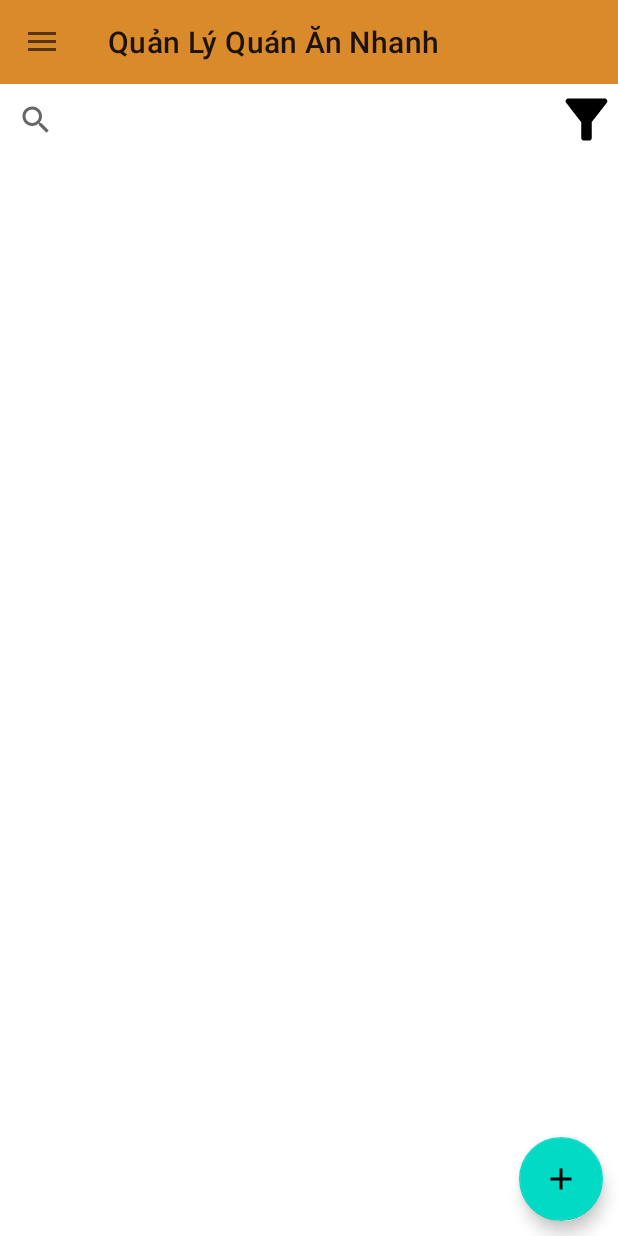
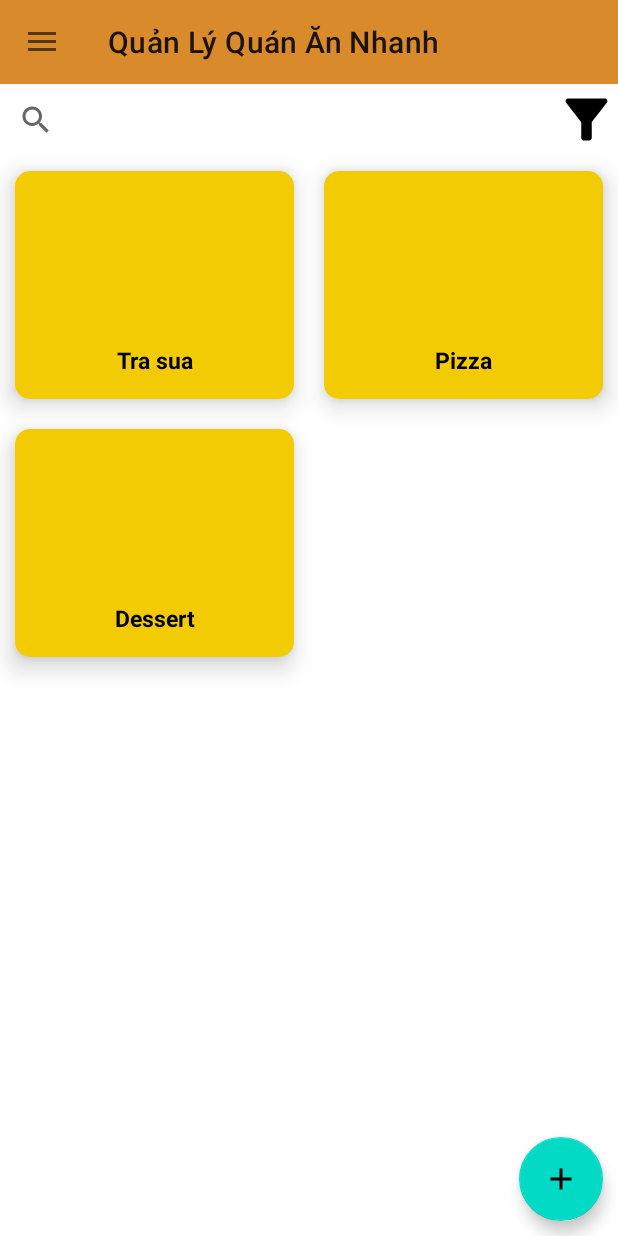
Before and after one commit to bacdx/SP23_PRO1121_CP18103_GROUP4, an Android app: the screen it shows after launch (MainActivity), in the side drawer, after a tap on "Thực Đơn", on a phone screen of 412 x 824 dp. Run offline under Robolectric (Android 15) with nearby library versions, the phone set to English and light mode, and no system bars; pictures from the network do not load; 5 statements that could not run were skipped.

Commit message:
bac_data

```diff
--- a/app/src/main/java/com/example/sp23_pro1121_cp18103_group4/Database/DBHelper.java
+++ b/app/src/main/java/com/example/sp23_pro1121_cp18103_group4/Database/DBHelper.java
@@ -6,7 +6,10 @@ import android.database.sqlite.SQLiteOpenHelper;
 
 import androidx.annotation.Nullable;
 
+import com.example.sp23_pro1121_cp18103_group4.data.Data;
+
 public class DBHelper extends SQLiteOpenHelper {
+    public Data data=new Data();
     public static final String DBName = "FAST_FOOD";
     public static final int DBVersion = 1;
     public DBHelper(@Nullable Context context) {
@@ -59,6 +62,13 @@ private  static final String TABLE_NHANVIEN="create table NhanVien(" +
         db.execSQL(TABLE_MON_TRONG_BAN);
         db.execSQL(TABLE_kHACH_HANG);
         db.execSQL(TABLE_HOADON);
+        db.execSQL(data.insertNhanVien);
+        db.execSQL(data.insertLoaiMon);
+        db.execSQL(data.insertMon);
+        db.execSQL(data.insertBan);
+        db.execSQL(data.insertMonTrongBan);
+        db.execSQL(data.insertKhachHang);
+        db.execSQL(data.insertHoaDon);
     }
 
     @Override
--- /dev/null
+++ b/app/src/main/java/com/example/sp23_pro1121_cp18103_group4/data/Data.java
@@ -0,0 +1,61 @@
+package com.example.sp23_pro1121_cp18103_group4.data;
+
+public  class Data {
+
+ public static final String insertNhanVien=" insert into NhanVien(name,user,passWord,email,numberPhone,status)" +
+         "values  ('admin','admin','admin','admin',so dien thoai,'Dang Lam Viec')," +
+         "('Bac','bac','bac','bactxph20234@fpt.edu.vn',0359789536,'Dang Lam Viec')," +
+         "('hoang','hoang','hoang','hoang@fpt.edu.vn',0111111111,'Dang Lam Viec')," +
+         "('Long','long','long','Long@fpt.edu.vn',03333333,'Tam nghi')," +
+         "('Son','son','son','son@fpt.edu.vn',022221111,'Dang Lam Viec');";
+ public static final  String insertLoaiMon="insert into LoaiMon(tenLoaiMon,imgLoaiMon)" +
+         "values ( 'Tra sua','null')," +
+         "('Pizza','null')," +
+         "('Dessert','null');";
+
+ public static final  String insertMon="insert into Mon(ten,giaTien,status,maLoaiMon,imgMon)" +
+         "values ( 'Tra sua Chan Chau',''10000','null','đang có,'1','null')," +
+         "( 'Tra sua QIQI',''10000','null','đang có,'1','null')," +
+         "( 'Tra sua Nóng',''10000','null','hết hàng,'1','null')," +
+         "('Pizza cay','100000','null','dang co','2','null')," +
+         "('Pizza full topping','120000','null','dang co','2','null')," +
+         "('Pizza phap','20000','null','dang co','2','null')," +
+         "('Dessert cay','100000','null','dang co','3','null')" +
+         "('Dessert 1','100000','null','dang co','3','null')," +
+         "('Dessert 23','100000','null','dang co','3','null');";
+ public static final String insertBan="insert into Ban(tenBan,status)" +
+         "values('1','null')," +
+         "('1','null')," +
+         "('2','null')," +
+         "('3','null')," +
+         "('4','null')," +
+         "('5','null')," +
+         "('6','null')," +
+         "('7','null')," +
+         "('8','null')," +
+         "('9','null');";
+
+ public static  final  String insertMonTrongBan="insert into MontrongBan(maBan,maMon,soLuong) " +
+         "values('1','2','2')," +
+         "('1','2','2')," +
+         "('1','2','2')," +
+         "('2','3','2')," +
+         "('2','5','4')," +
+         "('3','3','4')," +
+         "('4','7','4')," +
+         "('5','9','4')," +
+         "('7','9','4')," +
+         "('9','1','4'),";
+
+ public static  final  String insertHoaDon="insert into HoaDon(maBan,maNV,ngayLap,maKH,tongTien) " +
+         "values ('2','2',18/3/2023','1','560000')," +
+         "('2','2',18/3/2023','1','560000')," +
+         "('6','3',18/4/2023','1','560000')," +
+         "('9','3',10/5/2023','2','560000')," +
+         "('1','5',08/3/2023','1','560000');" ;
+
+ public static  final  String insertKhachHang="insert into KhachHang(tenKH,email,numberPhone)" +
+         "values('tran Van A','a@gmail.com','035965534')," +
+         "('Nguyen Van B','B@gmail.com','0399995533')," +
+         "('tran Van C','C@gmail.com','0311111535');";
+}
--- a/app/src/main/java/com/example/sp23_pro1121_cp18103_group4/data/data.java
+++ /dev/null
@@ -1,29 +0,0 @@
-package com.example.sp23_pro1121_cp18103_group4.data;
-
-import android.content.Context;
-import android.database.sqlite.SQLiteDatabase;
-import android.database.sqlite.SQLiteOpenHelper;
-
-import androidx.annotation.Nullable;
-
-import com.example.sp23_pro1121_cp18103_group4.Database.DBHelper;
-
-public  class data {
-
- public static final String insertNhanVien=" insert into NhanVien(name,user,passWord,email,numberPhone,status)" +
-         "values  ('admin','admin','admin','admin',so dien thoai,'Dang Lam Viec')," +
-         "('Bac','bac','bac','bactxph20234@fpt.edu.vn',0359789536,'Dang Lam Viec')," +
-         "('hoang','hoang','hoang','hoang@fpt.edu.vn',0111111111,'Dang Lam Viec')," +
-         "('Long','long','long','Long@fpt.edu.vn',03333333,'Tam nghi')," +
-         "('Son','son','son','son@fpt.edu.vn',022221111,'Dang Lam Viec');";
- public static final  String insertLoaiMon="insert into LoaiMon(tenLoaiMon,imgLoaiMon)" +
-         "values ( 'Tra sua','null')," +
-         "('Pizza','null')," +
-         "('Dessert','null');";
-
- public static final  String insertMon="insert into LoaiMon(ten,giaTien,status,maMon,imgMon)" +
-         "values ( 'Tra sua Chan Chau',''10000','null','đang có,'1','null')," +
-         "( 'Tra sua QIQI',''10000','null','đang có,'1','null')," +
-         "( 'Tra sua Nóng',''10000','null','hết hàng,'1','null')," +
-         "('Pizza cay','100000',);";
-}
--- a/app/src/main/res/layout/fragment_doanh_thu.xml
+++ b/app/src/main/res/layout/fragment_doanh_thu.xml
@@ -17,10 +17,11 @@
 
         <ImageView
             android:layout_width="70dp"
-            android:layout_height="100dp"
-            android:src="@drawable/lich"
+            android:layout_height="100dp"/>
 
-            />
+            <!--android:src="@drawable/lich"-->
+
+
 
         <EditText
             android:layout_width="250dp"
@@ -44,7 +45,7 @@
         <ImageView
             android:layout_width="70dp"
             android:layout_height="100dp"
-            android:src="@drawable/lich"
+            android:src="@drawable/ic_baseline_menu_book_24_nav_thuc_don"
             />
 
         <EditText
```
